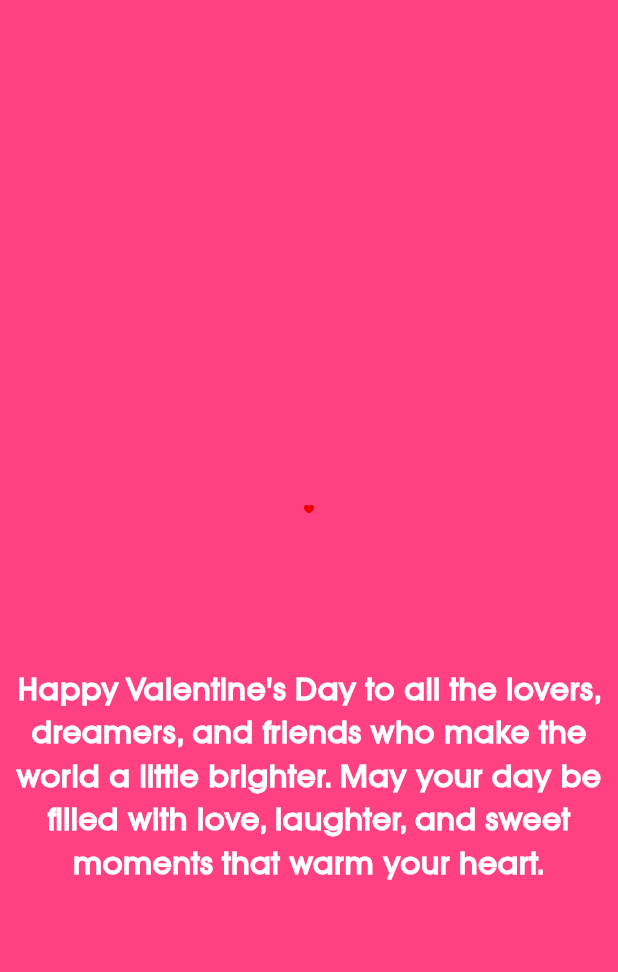
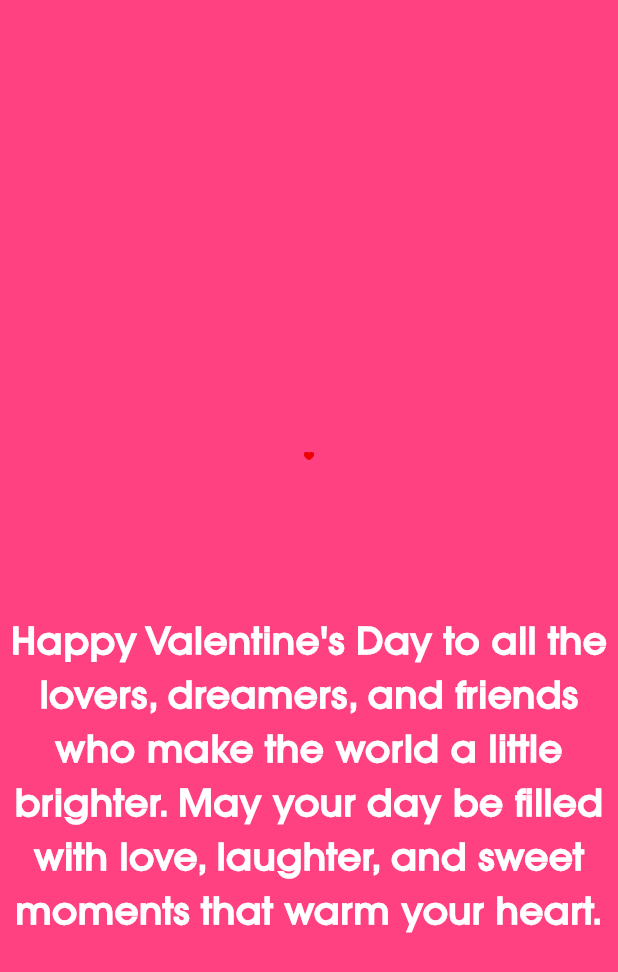
Before and after one commit to Huunguyen25/valentine, a Flutter app: the screen it shows after launch, on a phone screen of 412 x 824 dp. Shown: the top 972 px of the screen. Run offline on Flutter 3.47's test engine with Material 3 defaults, Android fonts, the phone set to English and light mode, and no system bars.

Commit message:
increasing greet message size

```diff
--- a/lib/main.dart
+++ b/lib/main.dart
@@ -62,7 +62,7 @@
               "Happy Valentine's Day to all the lovers, dreamers, and friends who make the world a little brighter. May your day be filled with love, laughter, and sweet moments that warm your heart.",
               textAlign: TextAlign.center,
               style: TextStyle(
-                  fontSize: 20,
+                  fontSize: 25,
                   fontWeight: FontWeight.bold,
                   fontFamily: 'ITC',
                   color: Colors.white),
```
